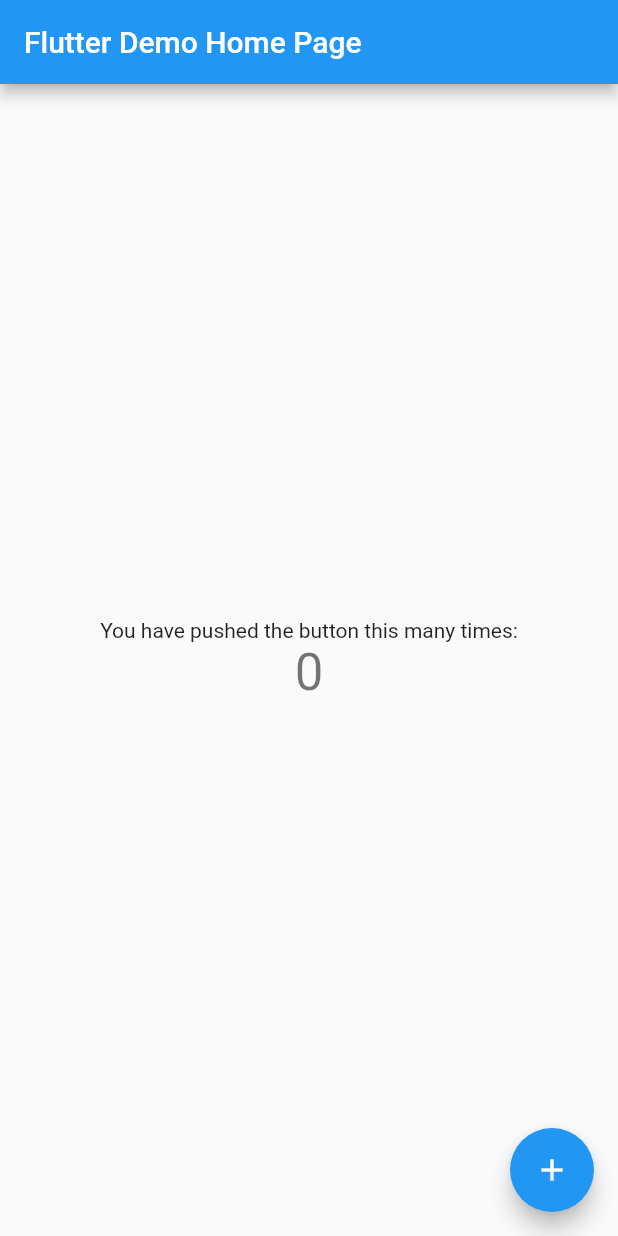
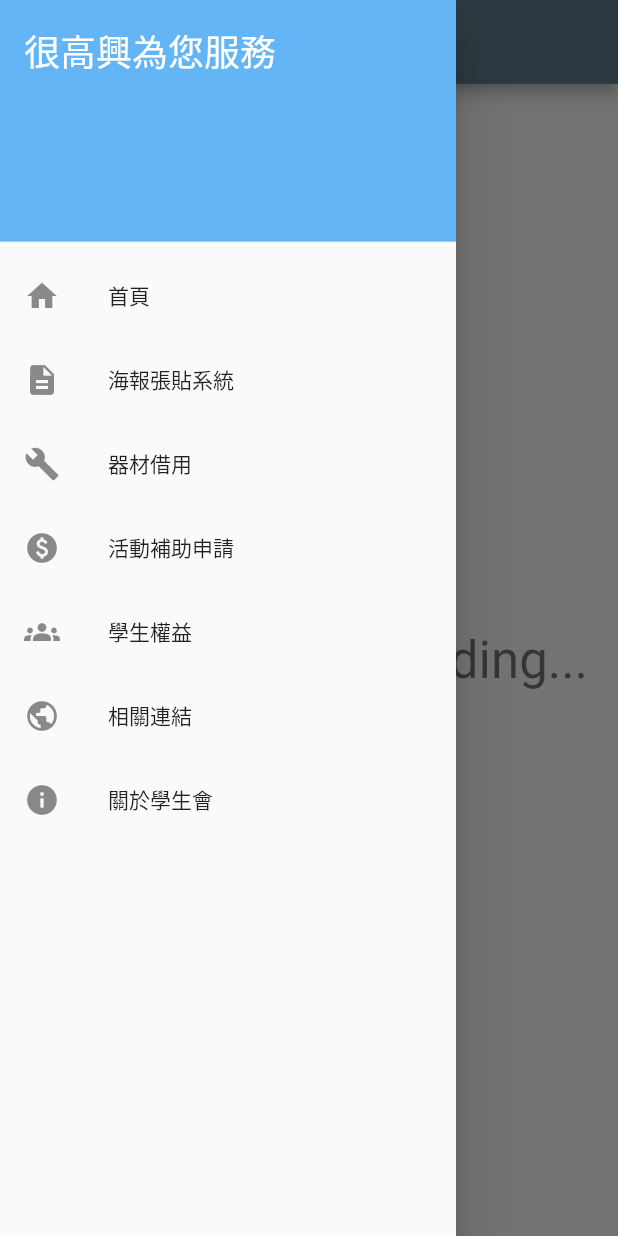
Before and after one commit to NCHUSG/NCHUSG.github.io, a Flutter app: the screen it shows after launch, with the side drawer open (before the commit the screen has no drawer), on a phone screen of 412 x 824 dp. Run offline on Flutter 3.47's test engine with Material 2 defaults, Android fonts, the light colour scheme and no system bars.

Commit message:
Add pages

```diff
--- /dev/null
+++ b/lib/components/drawer.dart
@@ -0,0 +1,88 @@
+import 'package:flutter/material.dart';
+
+class MyDrawer extends StatelessWidget {
+  const MyDrawer({Key? key}) : super(key: key);
+  @override
+  Widget build(BuildContext context) {
+    return Drawer(
+      child: ListView(
+        padding: EdgeInsets.zero,
+        children: <Widget>[
+          DrawerHeader(
+            decoration: BoxDecoration(
+              color: Colors.blue[300],
+            ),
+            child: const Text(
+              '很高興為您服務',
+              style: TextStyle(
+                color: Colors.white,
+                fontSize: 24,
+              ),
+            ),
+          ),
+          ListTile(
+              leading: const Icon(Icons.home),
+              title: const Text('首頁'),
+              onTap: () {
+                Navigator.pushReplacementNamed(context, '/');
+              }),
+          ListTile(
+            leading: const Icon(Icons.description),
+            title: const Text('海報張貼系統'),
+            onTap: () {
+              Navigator.pushReplacementNamed(context, '/poster');
+            },
+          ),
+          ListTile(
+            leading: const Icon(Icons.build),
+            title: const Text('器材借用'),
+            onTap: () {
+              Navigator.pushReplacementNamed(context, '/equipment');
+            },
+          ),
+          ListTile(
+            leading: const Icon(Icons.paid),
+            title: const Text('活動補助申請'),
+            onTap: () {
+              Navigator.pushReplacementNamed(context, '/activity');
+            },
+          ),
+          ListTile(
+            leading: const Icon(Icons.groups),
+            title: const Text('學生權益'),
+            onTap: () {
+              Navigator.pushReplacementNamed(context, '/right');
+            },
+          ),
+          ListTile(
+            leading: const Icon(Icons.public),
+            title: const Text('相關連結'),
+            onTap: () {
+              Navigator.pushReplacementNamed(context, '/links');
+            },
+          ),
+          ListTile(
+            leading: const Icon(Icons.info),
+            title: const Text('關於學生會'),
+            onTap: () {
+              Navigator.pushReplacementNamed(context, '/about');
+            },
+          ),
+          /*
+          ListTile(
+            leading: const Icon(Icons.account_circle),
+            title: const Text('學生會活動'),
+            onTap: () {
+              Navigator.pushReplacementNamed(context, '/about');
+            },
+          ),
+          ListTile(
+            leading: const Icon(Icons.contact_mail),
+            title: const Text('聯絡我們'),
+          ),
+          */
+        ],
+      ),
+    );
+  }
+}
--- a/lib/main.dart
+++ b/lib/main.dart
@@ -1,4 +1,11 @@
 import 'package:flutter/material.dart';
+import 'package:io_github_nchusg/components/drawer.dart';
+import 'package:io_github_nchusg/pages/about.dart';
+import 'package:io_github_nchusg/pages/activity.dart';
+import 'package:io_github_nchusg/pages/equipment.dart';
+import 'package:io_github_nchusg/pages/links.dart';
+import 'package:io_github_nchusg/pages/poster.dart';
+import 'package:io_github_nchusg/pages/right.dart';
 
 void main() {
   runApp(const MyApp());
@@ -11,35 +18,26 @@
   @override
   Widget build(BuildContext context) {
     return MaterialApp(
-      title: 'Flutter Demo',
+      title: '中興大學學生會',
       theme: ThemeData(
-        // This is the theme of your application.
-        //
-        // Try running your application with "flutter run". You'll see the
-        // application has a blue toolbar. Then, without quitting the app, try
-        // changing the primarySwatch below to Colors.green and then invoke
-        // "hot reload" (press "r" in the console where you ran "flutter run",
-        // or simply save your changes to "hot reload" in a Flutter IDE).
-        // Notice that the counter didn't reset back to zero; the application
-        // is not restarted.
-        primarySwatch: Colors.blue,
+        primarySwatch: Colors.blueGrey,
       ),
-      home: const MyHomePage(title: 'Flutter Demo Home Page'),
+      initialRoute: '/',
+      routes: {
+        '/': (context) => const MyHomePage(title: '中興大學第27屆學生會'),
+        '/about': (context) => const AboutPage(),
+        '/activity': (context) => const ActivityPage(),
+        '/equipment': (context) => const EquipmentPage(),
+        '/poster': (context) => const PosterPage(),
+        '/right': (context) => const RightPage(),
+        '/links': (context) => const LinksPage(),
+      },
     );
   }
 }
 
 class MyHomePage extends StatefulWidget {
   const MyHomePage({Key? key, required this.title}) : super(key: key);
-
-  // This widget is the home page of your application. It is stateful, meaning
-  // that it has a State object (defined below) that contains fields that affect
-  // how it looks.
-
-  // This class is the configuration for the state. It holds the values (in this
-  // case the title) provided by the parent (in this case the App widget) and
-  // used by the build method of the State. Fields in a Widget subclass are
-  // always marked "final".
 
   final String title;
 
@@ -48,68 +46,24 @@
 }
 
 class _MyHomePageState extends State<MyHomePage> {
-  int _counter = 0;
-
-  void _incrementCounter() {
-    setState(() {
-      // This call to setState tells the Flutter framework that something has
-      // changed in this State, which causes it to rerun the build method below
-      // so that the display can reflect the updated values. If we changed
-      // _counter without calling setState(), then the build method would not be
-      // called again, and so nothing would appear to happen.
-      _counter++;
-    });
-  }
-
   @override
   Widget build(BuildContext context) {
-    // This method is rerun every time setState is called, for instance as done
-    // by the _incrementCounter method above.
-    //
-    // The Flutter framework has been optimized to make rerunning build methods
-    // fast, so that you can just rebuild anything that needs updating rather
-    // than having to individually change instances of widgets.
     return Scaffold(
       appBar: AppBar(
-        // Here we take the value from the MyHomePage object that was created by
-        // the App.build method, and use it to set our appbar title.
         title: Text(widget.title),
       ),
+      drawer: MyDrawer(),
       body: Center(
-        // Center is a layout widget. It takes a single child and positions it
-        // in the middle of the parent.
         child: Column(
-          // Column is also a layout widget. It takes a list of children and
-          // arranges them vertically. By default, it sizes itself to fit its
-          // children horizontally, and tries to be as tall as its parent.
-          //
-          // Invoke "debug painting" (press "p" in the console, choose the
-          // "Toggle Debug Paint" action from the Flutter Inspector in Android
-          // Studio, or the "Toggle Debug Paint" command in Visual Studio Code)
-          // to see the wireframe for each widget.
-          //
-          // Column has various properties to control how it sizes itself and
-          // how it positions its children. Here we use mainAxisAlignment to
-          // center the children vertically; the main axis here is the vertical
-          // axis because Columns are vertical (the cross axis would be
-          // horizontal).
           mainAxisAlignment: MainAxisAlignment.center,
           children: <Widget>[
-            const Text(
-              'You have pushed the button this many times:',
-            ),
             Text(
-              '$_counter',
+              'The website is building...',
               style: Theme.of(context).textTheme.headline4,
-            ),
+            )
           ],
         ),
       ),
-      floatingActionButton: FloatingActionButton(
-        onPressed: _incrementCounter,
-        tooltip: 'Increment',
-        child: const Icon(Icons.add),
-      ), // This trailing comma makes auto-formatting nicer for build methods.
     );
   }
 }
--- a/pubspec.yaml
+++ b/pubspec.yaml
@@ -34,6 +34,7 @@
   # The following adds the Cupertino Icons font to your application.
   # Use with the CupertinoIcons class for iOS style icons.
   cupertino_icons: ^1.0.2
+  url_launcher: ^6.0.17
 
 dev_dependencies:
   flutter_test:
```
Also changed, not shown: lib/components/card.dart (added, +33 -0 lines), lib/pages/about.dart (added, +24 -0 lines), lib/pages/activity.dart (added, +24 -0 lines), lib/pages/equipment.dart (added, +24 -0 lines), lib/pages/links.dart (added, +40 -0 lines), lib/pages/poster.dart (added, +24 -0 lines), lib/pages/right.dart (added, +24 -0 lines), pubspec.lock, 1 other file.
